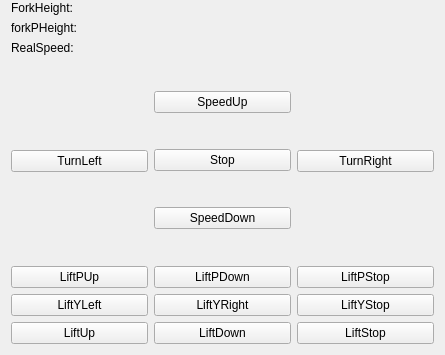
Above: base/keyboardform/keyboardform.ui from Y47777777/webots_sim_test before the change; both pictures show x 0 to 445 and y 160 to 515 of the 445 by 515 pixel window. Below: the same form after it.
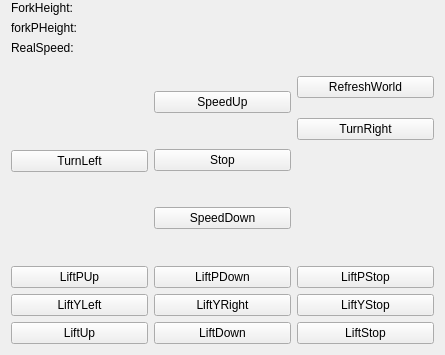
That is the form after the change.

What changed in the file:
```diff
--- a/base/keyboardform/keyboardform.ui
+++ b/base/keyboardform/keyboardform.ui
@@ -231,15 +231,41 @@
        </item>
        <item>
         <layout class="QVBoxLayout" name="verticalLayout_3">
+         <item>
+          <spacer name="verticalSpacer_5">
+           <property name="orientation">
+            <enum>Qt::Vertical</enum>
+           </property>
+           <property name="sizeType">
+            <enum>QSizePolicy::Preferred</enum>
+           </property>
+           <property name="sizeHint" stdset="0">
+            <size>
+             <width>20</width>
+             <height>15</height>
+            </size>
+           </property>
+          </spacer>
+         </item>
+         <item>
+          <widget class="QPushButton" name="pushButton_refresh">
+           <property name="text">
+            <string>RefreshWorld</string>
+           </property>
+          </widget>
+         </item>
          <item>
           <spacer name="verticalSpacer_4">
            <property name="orientation">
             <enum>Qt::Vertical</enum>
            </property>
+           <property name="sizeType">
+            <enum>QSizePolicy::Preferred</enum>
+           </property>
            <property name="sizeHint" stdset="0">
             <size>
              <width>20</width>
-             <height>40</height>
+             <height>14</height>
             </size>
            </property>
           </spacer>
@@ -258,7 +284,7 @@
            </property>
            <property name="sizeHint" stdset="0">
             <size>
-             <width>20</width>
+             <width>15</width>
              <height>40</height>
             </size>
            </property>
```
